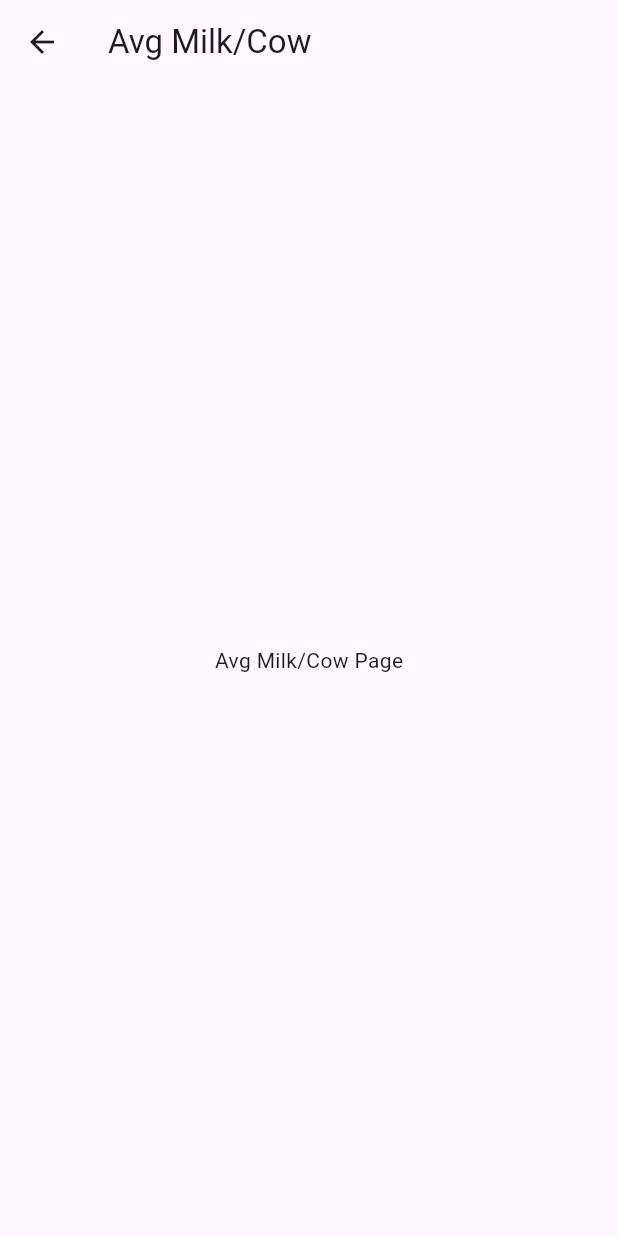
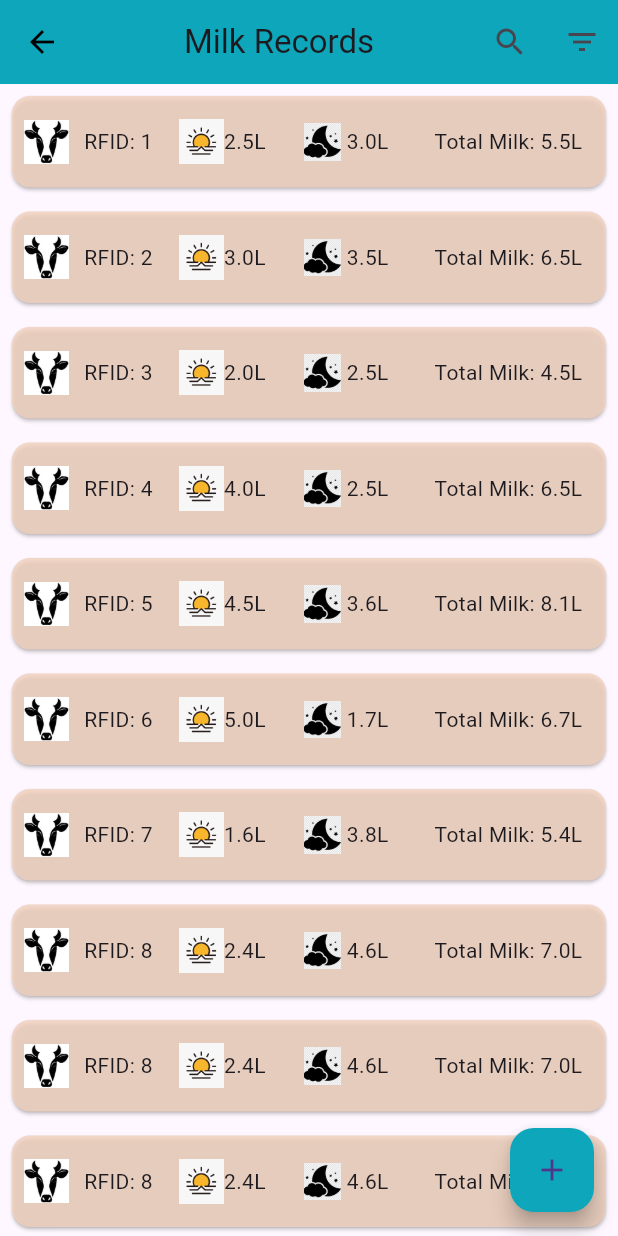
Before and after one commit to mrsushilkumar/DEP24-P20-DairyMgmtApp, a Flutter app: the AvgMilkCowPage screen opened directly, on a phone screen of 412 x 824 dp. Run offline on Flutter 3.47's test engine with Material 3 defaults, Android fonts, the phone set to English and light mode, and no system bars; our stand-ins replace cloud_firestore, firebase_auth, firebase_core; accounts and stored records are empty.

Commit message:
milk page

```diff
--- a/farm_expense_mangement_app/lib/screens/feed/feedpage.dart
+++ b/farm_expense_mangement_app/lib/screens/feed/feedpage.dart
@@ -131,7 +131,7 @@ class _FeedListItemState extends State<FeedListItem> {
     return GestureDetector(
       onTap: widget.onTap,
       child: Card(
-        color: const Color.fromRGBO(242, 210, 189, 0.7), // Add background color
+        color: const Color.fromRGBO(242, 210, 189, 0.8), // Add background color
         margin: const EdgeInsets.fromLTRB(8, 4, 8, 4),
         surfaceTintColor: Colors.lightBlue[100],
         shadowColor: Colors.white70,
--- a/farm_expense_mangement_app/lib/screens/home/animallist.dart
+++ b/farm_expense_mangement_app/lib/screens/home/animallist.dart
@@ -483,7 +483,7 @@ class _CattleListItemState extends State<CattleListItem> {
 
         child: Container(
           decoration: BoxDecoration(
-            color: const Color.fromRGBO(242, 210, 189, 0.7),
+            color: const Color.fromRGBO(242, 210, 189, 0.8),
             borderRadius: BorderRadius.circular(8),
             // gradient: const LinearGradient(
             //     colors: [colorCard1,colorCard2]
--- a/farm_expense_mangement_app/lib/screens/home/homepage.dart
+++ b/farm_expense_mangement_app/lib/screens/home/homepage.dart
@@ -1,6 +1,9 @@
 import 'package:farm_expense_mangement_app/screens/feed/feedpage.dart';
 import 'package:farm_expense_mangement_app/screens/home/animallist.dart';
 import 'package:flutter/material.dart';
+// import '../wrappers/wrapperhome.dart';
+import 'milkavgpage.dart';
+
 
 // final listCattle = [
 //   Cattle(
@@ -332,18 +335,18 @@ class DryCowsPage extends StatelessWidget {
   }
 }
 
-class AvgMilkCowPage extends StatelessWidget {
-  const AvgMilkCowPage({super.key});
-
-  @override
-  Widget build(BuildContext context) {
-    return Scaffold(
-      appBar: AppBar(
-        title: const Text('Avg Milk/Cow'),
-      ),
-      body: const Center(
-        child: Text('Avg Milk/Cow Page'),
-      ),
-    );
-  }
-}
+// class AvgMilkCowPage extends StatelessWidget {
+//   const AvgMilkCowPage({super.key});
+//
+//   @override
+//   Widget build(BuildContext context) {
+//     return Scaffold(
+//       appBar: AppBar(
+//         title: const Text('Avg Milk/Cow'),
+//       ),
+//       body: const Center(
+//         child: Text('Avg Milk/Cow Page'),
+//       ),
+//     );
+//   }
+// }
--- /dev/null
+++ b/farm_expense_mangement_app/lib/screens/home/milkavgpage.dart
@@ -0,0 +1,276 @@
+import 'package:flutter/material.dart';
+
+class MilkData {
+  final String rfid;
+  final double milkInMorning;
+  final double milkInEvening;
+
+
+  MilkData({
+    required this.rfid,
+    required this.milkInMorning,
+    required this.milkInEvening,
+
+  });
+}
+
+class AvgMilkCowPage extends StatelessWidget {
+  const AvgMilkCowPage({super.key});
+
+  @override
+  Widget build(BuildContext context) {
+
+
+    final List<MilkData> milkData = [
+      MilkData(rfid: "1", milkInMorning: 2.5, milkInEvening: 3.0, ),
+      MilkData(rfid: "2", milkInMorning: 3.0, milkInEvening: 3.5, ),
+      MilkData(rfid: "3", milkInMorning: 2.0, milkInEvening: 2.5,),
+      MilkData(rfid: "4", milkInMorning: 4.0, milkInEvening: 2.5, ),
+      MilkData(rfid: "5", milkInMorning: 4.5, milkInEvening: 3.6, ),
+      MilkData(rfid: "6", milkInMorning: 5.0, milkInEvening: 1.7, ),
+      MilkData(rfid: "7", milkInMorning: 1.6, milkInEvening: 3.8, ),
+      MilkData(rfid: "8", milkInMorning: 2.4, milkInEvening: 4.6, ),
+      MilkData(rfid: "8", milkInMorning: 2.4, milkInEvening: 4.6, ),
+      MilkData(rfid: "8", milkInMorning: 2.4, milkInEvening: 4.6, ),
+      MilkData(rfid: "8", milkInMorning: 2.4, milkInEvening: 4.6, ),
+      MilkData(rfid: "8", milkInMorning: 2.4, milkInEvening: 4.6, ),
+      MilkData(rfid: "9", milkInMorning: 2.4, milkInEvening: 4.6, ),
+    ];
+
+
+
+    return Scaffold(
+      appBar: AppBar(
+        // backgroundColor: Colors.blue[100],
+        backgroundColor: const Color.fromRGBO(13, 166, 186, 1.0),
+
+        title: Center(child: Text('Milk Records')),
+        actions: [
+          IconButton(
+            onPressed: () {
+              // Handle search action
+            },
+            icon: Icon(Icons.search),
+          ),
+          IconButton(
+            onPressed: () {
+              // Handle filter action
+            },
+            icon: Icon(Icons.filter_list),
+          ),
+
+        ],
+        leading: IconButton(
+          color:Colors.black,
+          icon:const Icon(
+            Icons.arrow_back,
+          ),
+          onPressed:() {
+            // HomeAppBar();
+            Navigator.pop(context);
+          },
+        ),
+      ),
+      body: ListView.builder(
+        itemCount: milkData.length,
+        itemBuilder: (context, index) {
+          final data = milkData[index];
+          return MilkDataRow(data: data);
+        },
+      ),
+      floatingActionButton: FloatingActionButton(
+        onPressed: () {
+          // Handle add action
+          Navigator.push(
+            context,
+            MaterialPageRoute(builder: (context) => AddMilkDataPage()),
+          );
+        },
+          backgroundColor: const Color.fromRGBO(13, 166, 186, 1.0),
+
+        child: Icon(Icons.add),
+      ),
+    );
+  }
+}
+
+class MilkDataRow extends StatelessWidget {
+  final MilkData data;
+
+  const MilkDataRow({Key? key, required this.data}) : super(key: key);
+
+  @override
+  Widget build(BuildContext context) {
+    return Card(
+      // color: Colors.blue[100],
+      color: const Color.fromRGBO(242, 210, 189, 0.8),
+
+      margin: EdgeInsets.symmetric(horizontal: 8.0, vertical: 8.0),
+      child: Padding(
+        padding: EdgeInsets.fromLTRB(8,13,8,13),
+        child: Row(
+          children: [
+            Image.asset('asset/cow.jpg',width: 30,height: 35,),
+            SizedBox(width: 10.0),
+            Expanded(child: Text("RFID: ${data.rfid}"),flex: 1,),
+            SizedBox(width: 10.0),
+            Image.asset('asset/morning.webp',width: 30,height: 35,),
+            Expanded(child: Text("${data.milkInMorning}L"),flex: 1,),
+
+            Image.asset('asset/evening2.jpg',width: 25,height: 35,),
+            Expanded(child: Text(" ${data.milkInEvening}L"),flex: 1,),
+
+            SizedBox(width: 9.0),
+
+            Expanded(child: Text("Total Milk: ${data.milkInEvening +data.milkInMorning}L"),flex: 2,),
+          ],
+        ),
+      ),
+    );
+  }
+}
+
+
+class AddMilkDataPage extends StatefulWidget {
+  @override
+  _AddMilkDataPageState createState() => _AddMilkDataPageState();
+}
+
+class _AddMilkDataPageState extends State<AddMilkDataPage> {
+  String? rfid;
+  double? milkInMorning;
+  double? milkInEvening;
+  DateTime? milkingDate;
+
+  @override
+  Widget build(BuildContext context) {
+    return Scaffold(
+      appBar: AppBar(
+        title: Text('Add Milk Data'),
+        // backgroundColor: Colors.blue[100],
+        backgroundColor: const Color.fromRGBO(13, 166, 186, 1.0),
+
+      ),
+      body: SingleChildScrollView(
+        scrollDirection: Axis.vertical,
+        child: Padding(
+          padding: const EdgeInsets.all(20.0),
+          child: Column(
+            crossAxisAlignment: CrossAxisAlignment.start,
+            children: [
+              _buildInputBox(
+                child: TextFormField(
+                  onChanged: (value) {
+                    rfid = value;
+                  },
+                  decoration: InputDecoration(
+                    labelText: 'RFID',
+                    border: InputBorder.none,
+                  ),
+                ),
+              ),
+              SizedBox(height: 20.0),
+              _buildInputBox(
+                child: TextFormField(
+                  onChanged: (value) {
+                    milkInMorning = double.tryParse(value);
+                  },
+                  decoration: InputDecoration(
+                    labelText: 'Morning Milk',
+                    border: InputBorder.none,
+                  ),
+                ),
+              ),
+              SizedBox(height: 20.0),
+              _buildInputBox(
+                child: TextFormField(
+                  onChanged: (value) {
+                    milkInEvening = double.tryParse(value);
+                  },
+                  decoration: InputDecoration(
+                    labelText: 'Evening Milk',
+                    border: InputBorder.none,
+                  ),
+                ),
+              ),
+              SizedBox(height: 20.0),
+              _buildInputBox(
+                child: InkWell(
+                  onTap: () async {
+                    final DateTime? pickedDate = await showDatePicker(
+                      context: context,
+                      initialDate: DateTime.now(),
+                      firstDate: DateTime(2000),
+                      lastDate: DateTime(2100),
+                    );
+                    if (pickedDate != null) {
+                      setState(() {
+                        milkingDate = pickedDate;
+                      });
+                    }
+                  },
+                  child: IgnorePointer(
+                    child: TextFormField(
+                      readOnly: true,
+                      controller: TextEditingController(
+                        text: milkingDate != null ? '${milkingDate!.year}-${milkingDate!.month}-${milkingDate!.day}' : '',
+                      ),
+                      decoration: InputDecoration(
+                        labelText: 'Milking Date',
+                        suffixIcon: Icon(Icons.calendar_today),
+                        border: InputBorder.none,
+                      ),
+                    ),
+                  ),
+                ),
+              ),
+              SizedBox(height: 20.0),
+              Center(
+
+
+                child: ElevatedButton(
+                  style: ElevatedButton.styleFrom(
+                    backgroundColor: const Color.fromRGBO(13, 166, 186, 1.0),
+
+                  ),
+                  onPressed: () {
+                    // Handle add action
+                    if (rfid != null &&
+                        milkInMorning != null &&
+                        milkInEvening != null &&
+                        milkingDate != null) {
+                      MilkData newMilkData = MilkData(
+                        rfid: rfid!,
+                        milkInMorning: milkInMorning!,
+                        milkInEvening: milkInEvening!,
+                        // totalMilk: milkInMorning! + milkInEvening!,
+                      );
+                      // Here, you can add the new milk data to your list or database
+                      Navigator.pop(context); // Close the add milk data page
+                    }
+                  },
+                  child: Padding(
+                    padding: const EdgeInsets.all(8.0),
+                    child: Text('Add',style: TextStyle(fontSize: 20),),
+                  ),
+                ),
+
+              ),
+            ],
+          ),
+        ),
+      ),
+    );
+  }
+
+  Widget _buildInputBox({required Widget child}) {
+    return Container(
+      decoration: BoxDecoration(
+        border: Border.all(color: Colors.grey),
+        borderRadius: BorderRadius.circular(5.0),
+      ),
+      padding: EdgeInsets.fromLTRB(10, 2, 2, 2),
+      child: child,
+    );
+  }
+}
```
Also changed, not shown: farm_expense_mangement_app/asset/evening2.jpg (added), farm_expense_mangement_app/asset/morning.webp (added).
